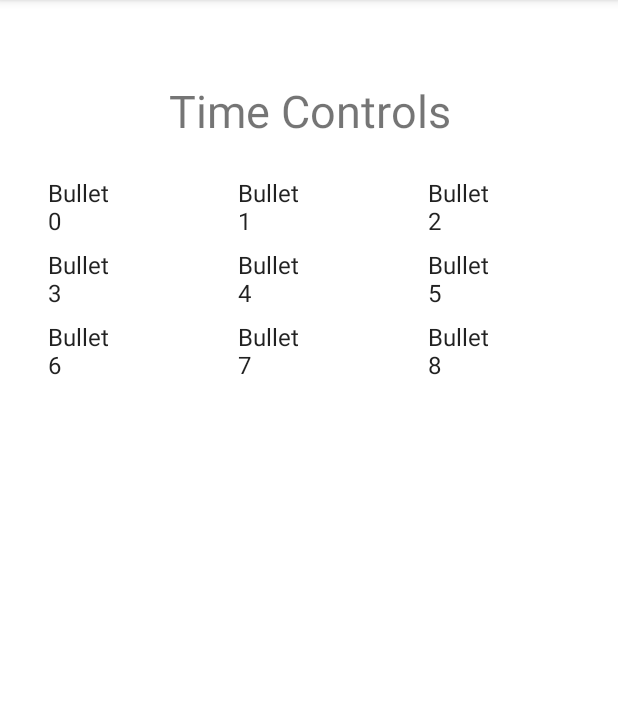
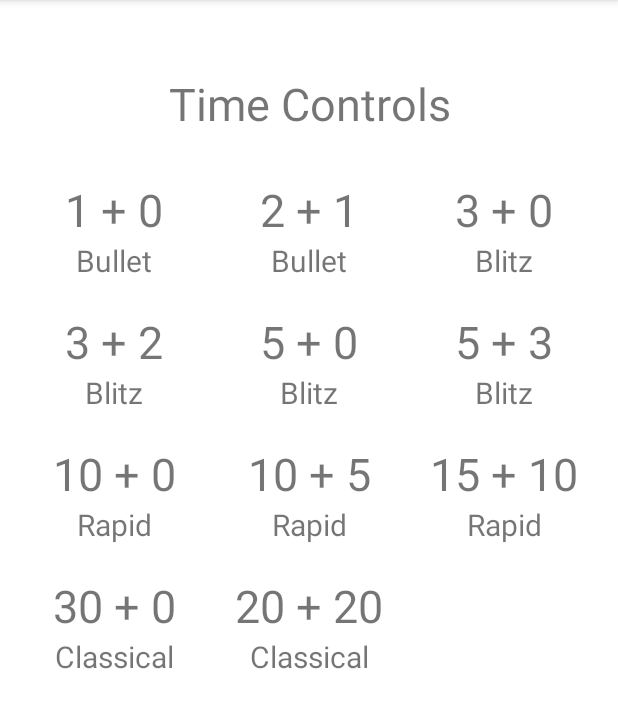
Before and after one commit to Arios9/Chess-Clock, an Android app: the screen it shows after launch (MainActivity), on a phone screen of 412 x 824 dp, the part 84-812 px from its top. Run offline under Robolectric (Android 15) with nearby library versions, the phone set to English and light mode, and no system bars.

Commit message:
buttons view created

```diff
--- a/app/src/main/java/com/example/chess_clock/BlankFragment.java
+++ b/app/src/main/java/com/example/chess_clock/BlankFragment.java
@@ -11,22 +11,32 @@ import android.widget.ArrayAdapter;
 import android.widget.Button;
 import android.widget.GridView;
 
+import java.lang.reflect.Array;
 import java.util.ArrayList;
+import java.util.Arrays;
 
 
 public class BlankFragment extends Fragment {
 
     private GridView gridView;
     private View view;
+    private ArrayList<TimeButton> arrayList = new ArrayList<>();
 
-    static final String[] numbers = new String[] {
-            "A", "B", "C", "D", "E",
-            "F", "G", "H", "I", "J",
-            "K", "L", "M", "N", "O",
-            "P", "Q", "R", "S", "T",
-            "U", "V", "W", "X", "Y", "Z"};
-
-    private ArrayList<Button> arrayList = new ArrayList<>();
+    public static final ArrayList<TimeControl> timeControls = new ArrayList<>(
+            Arrays.asList(
+                    new TimeControl("Bullet",1,0),
+                    new TimeControl("Bullet",2,1),
+                    new TimeControl("Blitz",3,0),
+                    new TimeControl("Blitz",3,2),
+                    new TimeControl("Blitz",5,0),
+                    new TimeControl("Blitz",5,3),
+                    new TimeControl("Rapid",10,0),
+                    new TimeControl("Rapid",10,5),
+                    new TimeControl("Rapid",15,10),
+                    new TimeControl("Classical",30,0),
+                    new TimeControl("Classical",20,20)
+            )
+    );
 
     @Override
     public View onCreateView(LayoutInflater inflater, ViewGroup container,
@@ -39,19 +49,12 @@ public class BlankFragment extends Fragment {
     private void createButtons() {
         gridView = (GridView) view.findViewById(R.id.buttonGridView);
 
-        for (int i=0; i<9; i++){
-            int finalI = i;
-            Button button= new androidx.appcompat.widget.AppCompatButton(getContext()){
-                @Override
-                public String toString() {
-                    return String.valueOf("Bullet \n"+finalI);
-                }
-            };
+        for (TimeControl timeControl : timeControls){
+            TimeButton button= new TimeButton(getContext(), timeControl);
             arrayList.add(button);
         }
 
-        ArrayAdapter<Button> adapter = new ArrayAdapter<>(getContext(),
-                android.R.layout.simple_list_item_1, arrayList);
+        ButtonArrayAdapter adapter = new ButtonArrayAdapter(getContext(), arrayList);
 
         gridView.setAdapter(adapter);
     }
--- /dev/null
+++ b/app/src/main/java/com/example/chess_clock/ButtonArrayAdapter.java
@@ -0,0 +1,37 @@
+package com.example.chess_clock;
+
+import android.content.Context;
+import android.view.LayoutInflater;
+import android.view.View;
+import android.view.ViewGroup;
+import android.widget.ArrayAdapter;
+import android.widget.TextView;
+
+import androidx.annotation.NonNull;
+import androidx.annotation.Nullable;
+
+import java.util.ArrayList;
+
+public class ButtonArrayAdapter extends ArrayAdapter<TimeButton> {
+    public ButtonArrayAdapter(@NonNull Context context, ArrayList<TimeButton> resource) {
+        super(context,0, resource);
+    }
+
+    @NonNull
+    @Override
+    public View getView(int position, @Nullable View convertView, @NonNull ViewGroup parent) {
+        if(convertView==null){
+            convertView = LayoutInflater.from(getContext()).inflate(R.layout.time_button, parent, false);
+        }
+
+        TextView time = convertView.findViewById(R.id.timeText);
+        TextView type = convertView.findViewById(R.id.typeText);
+
+        TimeButton timeButton = getItem(position);
+        TimeControl timeControl = timeButton.getTimeControl();
+        time.setText(timeControl.getTime() + " + " +timeControl.getIncrement());
+        type.setText(timeControl.getType());
+
+        return convertView;
+    }
+}
--- /dev/null
+++ b/app/src/main/java/com/example/chess_clock/TimeButton.java
@@ -0,0 +1,20 @@
+package com.example.chess_clock;
+
+import android.content.Context;
+import android.graphics.Color;
+
+import androidx.annotation.NonNull;
+
+public class TimeButton extends androidx.appcompat.widget.AppCompatButton {
+
+    private TimeControl timeControl;
+
+    public TimeButton(@NonNull Context context, TimeControl timeControl) {
+        super(context);
+        this.timeControl = timeControl;
+    }
+
+    public TimeControl getTimeControl() {
+        return timeControl;
+    }
+}
--- /dev/null
+++ b/app/src/main/java/com/example/chess_clock/TimeControl.java
@@ -0,0 +1,38 @@
+package com.example.chess_clock;
+
+public class TimeControl {
+
+    private String type;
+    private int time;
+    private int increment;
+
+    public TimeControl(String type, int time, int increment) {
+        this.type = type;
+        this.time = time;
+        this.increment = increment;
+    }
+
+    public String getType() {
+        return type;
+    }
+
+    public void setType(String type) {
+        this.type = type;
+    }
+
+    public int getTime() {
+        return time;
+    }
+
+    public void setTime(int time) {
+        this.time = time;
+    }
+
+    public int getIncrement() {
+        return increment;
+    }
+
+    public void setIncrement(int increment) {
+        this.increment = increment;
+    }
+}
--- a/app/src/main/res/layout/activity_main.xml
+++ b/app/src/main/res/layout/activity_main.xml
@@ -15,7 +15,7 @@ android:gravity="center">
     android:text="Time Controls"
     android:gravity="center"
     android:textSize="30dp"
-    android:layout_marginBottom="20dp" />
+    android:layout_marginBottom="30dp"/>
 
 <fragment
     android:id="@+id/fragment"
--- a/app/src/main/res/layout/fragment_blank.xml
+++ b/app/src/main/res/layout/fragment_blank.xml
@@ -9,6 +9,8 @@
         android:id="@+id/buttonGridView"
         android:layout_width="match_parent"
         android:layout_height="match_parent"
-        android:numColumns="3" />
+        android:numColumns="3"
+        android:verticalSpacing="20dp"
+        android:horizontalSpacing="10dp"/>
 
 </FrameLayout>
--- /dev/null
+++ b/app/src/main/res/layout/time_button.xml
@@ -0,0 +1,26 @@
+<?xml version="1.0" encoding="utf-8"?>
+<LinearLayout
+    xmlns:android="http://schemas.android.com/apk/res/android"
+    xmlns:tools="http://schemas.android.com/tools"
+    android:layout_width="match_parent"
+    android:layout_height="match_parent"
+    android:orientation="vertical"
+    android:gravity="center">
+
+    <TextView
+        android:id="@+id/timeText"
+        android:layout_width="match_parent"
+        android:layout_height="wrap_content"
+        android:text="1 + 0"
+        android:gravity="center"
+        android:textSize="30dp" />
+
+    <TextView
+        android:id="@+id/typeText"
+        android:layout_width="match_parent"
+        android:layout_height="wrap_content"
+        android:text="Bullet"
+        android:gravity="center"
+        android:textSize="20dp" />
+
+</LinearLayout>
```
